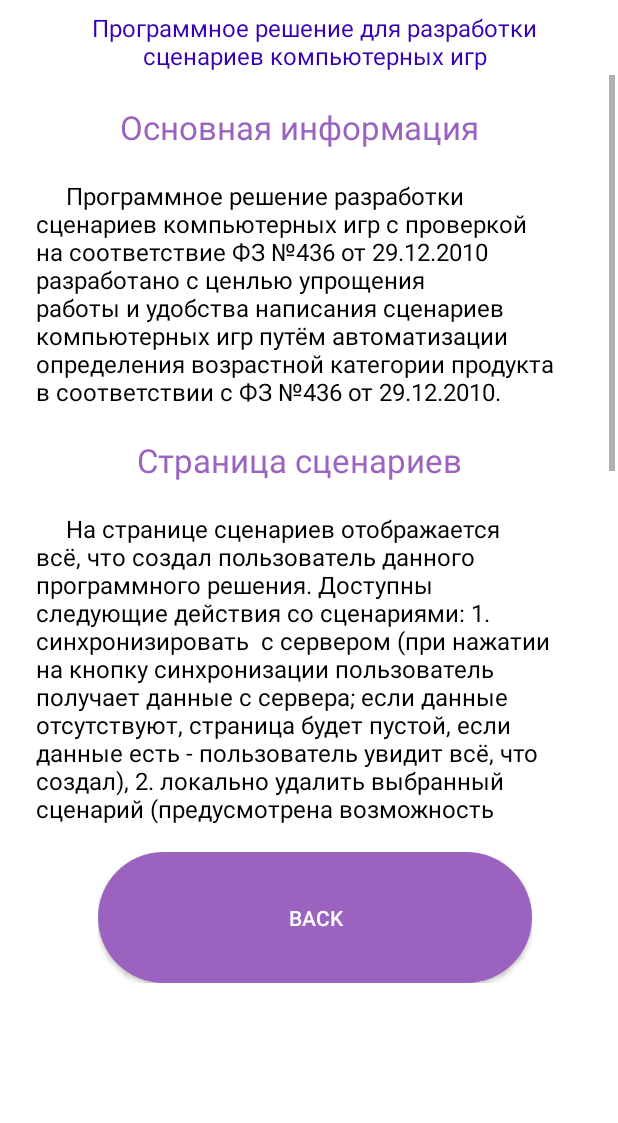
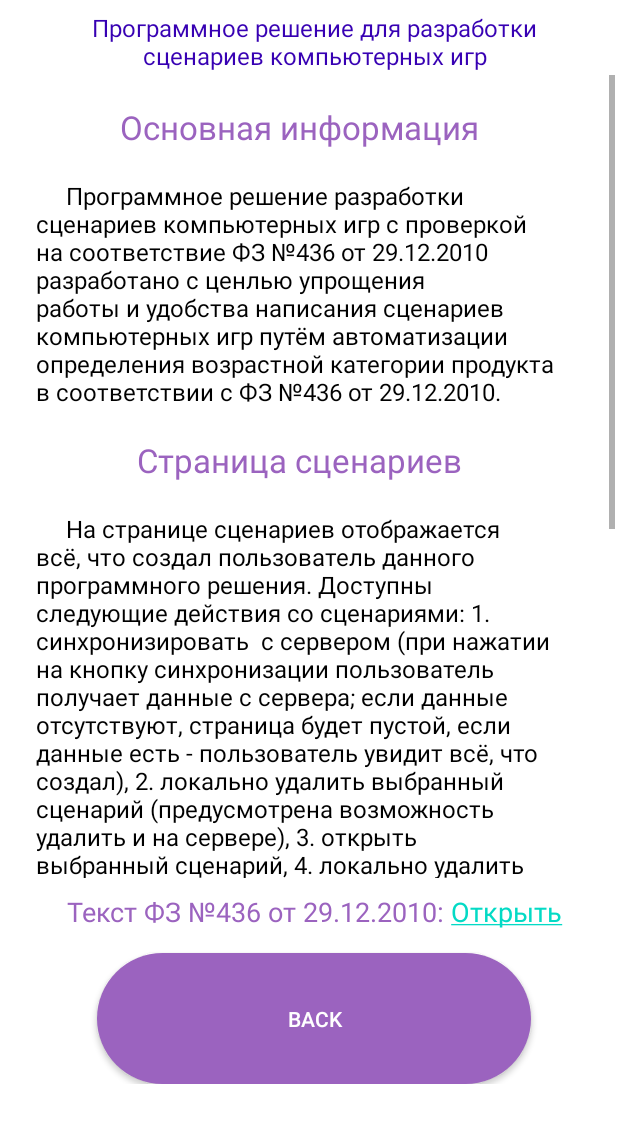
Before and after one commit to AlexKnyaZz/ScenariW, an Android app: the info_page screen opened directly, with no data from a screen before it, on a phone screen of 412 x 824 dp. Shown: the top 1123 px of the screen. Run offline under Robolectric (Android 15) with nearby library versions, the phone set to English and light mode, and no system bars.

Commit message:
v 04.05.24/1 (upd: info page)
- was added link in info page where user can read FZ.

 ######
# instruction (when you create first scenario):
 - In first, add a new row. No matter that one is exists  - it's don't, it's just an illusion!
 - After adding new row you can put your text, BUT after this move you should ADD a new row!
 - If you want to remove existing row, you must ADD a new empty row and THEN remove all what you want.

 In two words:
 write? add a new row > put text > add a new row
 delete? add a new row > remove row > remove row  (you can delete only lastest elements)
 add? add a new row.

 - If you create another one scenario, it will be better if you remove all existing rows (they will appear in new project, don't ask me why - i know the problem exists and i'm trying to solve this), and then ADD a new row, and then PUT your text, and THEN ADD a new row.

 In two words:
 (remove * count of rows) > add a new row > your next actions (see instruction about first scenario above).

 in two words: create 2 rows and write a data in first; before writing data in second - create another one.

 # No matter what happens, just add a new rows before any actions!
 ######

features:
- save data of new files in key-value format
(name - name of scenario; type - type of scenario);
- names of created scenarious are displaying on a page with created scenarious;
- names can be selected (still in dev);
- scenarious can be deleted;
- scenarious can be opened;
- now all scenarious can be deleted by one tap;
- now can be added new row on an edit_page_1;
- now can be added new rows;
- now can be saved data from rows;
- now can be deleted data from rows;
- assistant is giving advices to you;
- assistant can setting age category for your scenario;
- added: login, registration and "forgot your password";
- user info is available;
- upload to server;
- download from server;
- (new feature!) info page.

layouts:
- authorisation.xml
- edit_page.xml
- frame_3.xml
- list_item.xml
- scenarious.xml
- scenarious1.xml
- scenarious_create1.xml
- scenarious_create2.xml
- edit_page.xml
- edit_page_1.xml
- reset_password_activity.xml
- personal_cab.xml
- info_page.xml

classes:
- authorisation_activity
- frame_3_activity
- scenarious
- scenarious_create1
- scenarious_create2
- edit_page
- edit_page_1
- DatabaseOfTerms
- ResetPasswordActivity
- personal_cab
- info_page

```diff
--- a/app/src/main/java/alex/knyazz/myapplication/info_page.java
+++ b/app/src/main/java/alex/knyazz/myapplication/info_page.java
@@ -20,13 +20,16 @@ package alex.knyazz.myapplication;
 import android.app.Activity;
 import android.content.Intent;
 import android.os.Bundle;
+import android.text.method.LinkMovementMethod;
 import android.view.View;
 import android.widget.Button;
+import android.widget.TextView;
 
 public class info_page extends Activity implements View.OnClickListener {
 
 
     private Button btnBack;
+    private TextView FZ;
 
     @Override
     public void onCreate(Bundle savedInstanceState) {
@@ -37,6 +40,10 @@ public class info_page extends Activity implements View.OnClickListener {
 
         btnBack = (Button) findViewById(R.id.btnBack);
         btnBack.setOnClickListener(this);
+
+        FZ = (TextView) findViewById(R.id.FZ);
+        FZ.setMovementMethod(LinkMovementMethod.getInstance());
+        FZ.setOnClickListener(this);
 
         //custom code goes here
 
--- a/app/src/main/java/alex/knyazz/myapplication/scenarious.java
+++ b/app/src/main/java/alex/knyazz/myapplication/scenarious.java
@@ -633,7 +633,7 @@ public class scenarious extends Activity implements View.OnClickListener {
 
                         data = data.substring(1, data.length() - 1); // Убираем квадратные скобки
 
-                        String[] pairs = data.split(", ");
+                        String[] pairs = data.split("\\|");
                         for (String pair : pairs) {
                             String[] keyValuePairs = pair.split("&=\\$|=\\$=");
 
--- a/app/src/main/res/layout/info_page.xml
+++ b/app/src/main/res/layout/info_page.xml
@@ -39,7 +39,7 @@
 
             <RelativeLayout
                 android:layout_width="match_parent"
-                android:layout_height="500dp"
+                android:layout_height="535dp"
                 android:layout_marginTop="50dp">
 
                 <ScrollView
@@ -156,11 +156,26 @@
 
             <RelativeLayout
                 android:id="@+id/frame_5"
-                android:layout_marginTop="568dp"
+                android:layout_marginTop="595dp"
                 android:layout_marginStart="43dp"
                 android:layout_width="wrap_content"
                 android:layout_height="wrap_content"
                 android:layout_centerHorizontal="true">
+
+
+                <TextView
+                    android:id="@+id/FZ"
+
+                    android:layout_width="match_parent"
+                    android:layout_height="wrap_content"
+
+                    android:gravity="center"
+
+
+                    android:text="@string/FZ"
+                    android:textSize="18sp"
+
+                    android:textColor="#9b63bf" />
 
 
                 <Button
@@ -170,7 +185,7 @@
                     android:layout_centerHorizontal="true"
 
                     android:layout_marginStart="0dp"
-                    android:layout_marginTop="0dp"
+                    android:layout_marginTop="40dp"
                     android:background="@drawable/roundstyle2"
                     android:backgroundTint="#9b63bf"
                     android:gravity="center"
--- a/app/src/main/res/values/strings.xml
+++ b/app/src/main/res/values/strings.xml
@@ -80,4 +80,7 @@
 	<string name="Programmer">Programmer</string>
 	<string name="SoundEngineer">Sound Engineer</string>
 
+
+	<string name="FZ">Текст ФЗ №436 от 29.12.2010: <a href="https://normativ.kontur.ru/document?moduleId=1&amp;documentId=441004#h154">Открыть</a></string>
+
 </resources>
```
Also changed, not shown: 1 other file.
